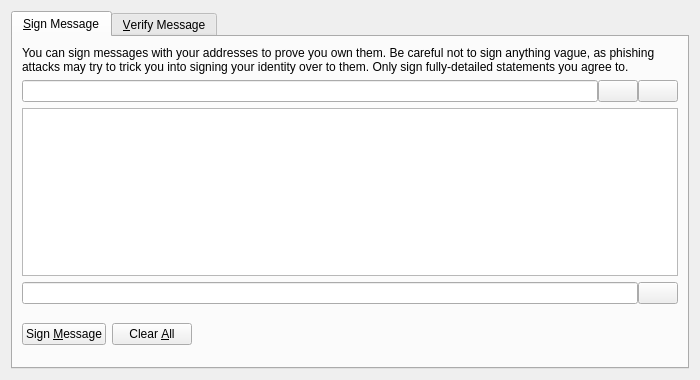
Before: the Qt Designer form src/qt/forms/signverifymessagedialog.ui in jondow72/peercoin, drawn with Qt 5.
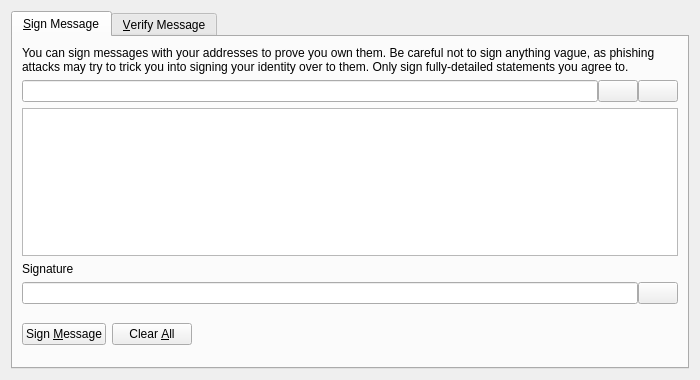
After: the same form once the commit is applied. Icons and pictures are not drawn. Custom widgets are drawn as their Qt base class.

Commit message: Bitcoin-Qt: add a Signature label on sign message page

Diff of the .ui file:
```diff
--- a/src/qt/forms/signverifymessagedialog.ui
+++ b/src/qt/forms/signverifymessagedialog.ui
@@ -104,6 +104,16 @@
          </property>
         </widget>
        </item>
+       <item>
+        <widget class="QLabel" name="signatureLabel_SM">
+         <property name="text">
+          <string>Signature</string>
+         </property>
+         <property name="textFormat">
+          <enum>Qt::PlainText</enum>
+         </property>
+        </widget>
+       </item>
        <item>
         <layout class="QHBoxLayout" name="horizontalLayout_2_SM">
          <property name="spacing">
```
